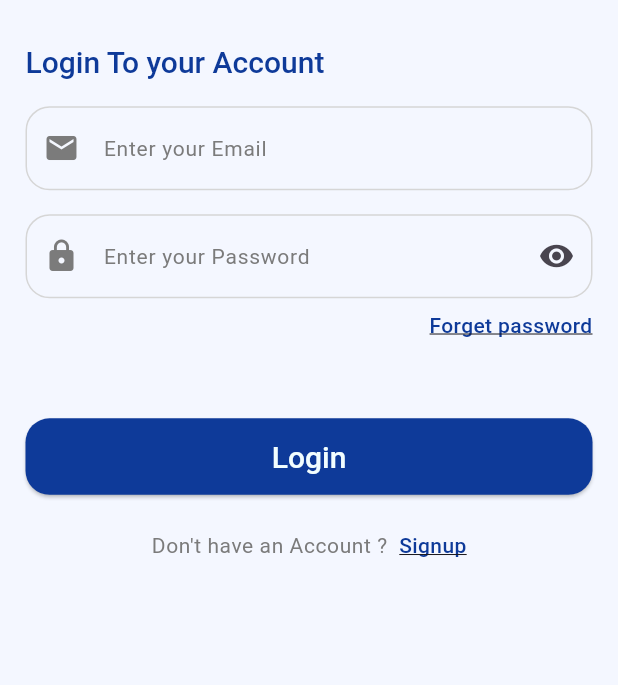
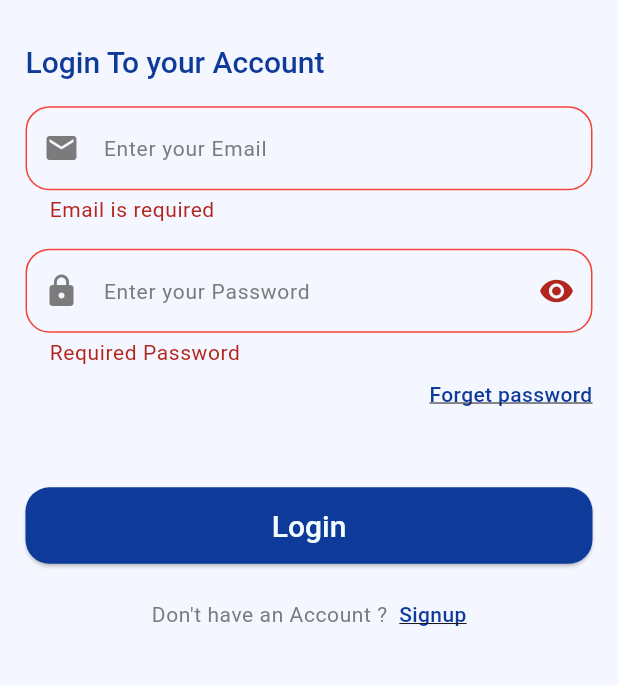
Before and after one commit to fayza-19/Eventlyapp-abbas-c20, a Flutter app: the LoginScreen screen opened by its route, after a tap on "Login", on a phone screen of 412 x 824 dp, the part 108-793 px from its top. Run offline on Flutter 3.47's test engine with Material 3 defaults, Android fonts, the phone set to English and light mode, and no system bars.

Commit message:
finished register screen ui finished login screen ui

```diff
--- /dev/null
+++ b/lib/core/vaildator/validator.dart
@@ -0,0 +1,40 @@
+class Validator {
+  static String? validname (String? input){
+    if(input == null || input.trim().isEmpty){
+      return 'Required Name';
+    }
+    else if(input.length < 6){
+      return 'Invalid Name';
+    }
+    return null ;
+  }
+  static String? validemail (String? input){
+    RegExp emailExp = RegExp(r"^[a-zA-Z0-9.a-zA-Z0-9.!#$%&'*+-/=?^_`{|}~]+@[a-zA-Z0-9]+\.[a-zA-Z]+");
+    if(input == null || input.trim().isEmpty ){
+      return "Email is required";
+    }
+    else if(!emailExp.hasMatch(input)){
+      return "Email bad format";
+    }
+    return null ;
+  }
+  static String? validpass (String? input){
+    RegExp passExp =RegExp(r'^(?=.*?[A-Z])(?=.*?[a-z])(?=.*?[0-9])(?=.*?[!@#\$&*~]).{8,}$');
+    if(input == null || input.trim().isEmpty){
+      return"Required Password";
+    }
+    else if (input.length < 6){
+      return'Password should be at least 6 chars ';
+    }
+    else if(!passExp.hasMatch(input)){
+      return'Weak Password';
+    }
+    return null;
+  }
+  // static String? validconfpass (String? input){
+  //   if(input != passExp. ){
+  //     return"Password doesn't match";
+  //   }
+  //   return null;
+  // }
+}
--- a/lib/core/widgets/custometext.dart
+++ b/lib/core/widgets/custometext.dart
@@ -3,15 +3,19 @@ import 'package:flutter/material.dart';
 import '../colors_manager.dart';
 
 class Custometext extends StatelessWidget {
-  Custometext ({required this.hinttext , this.prefixicon ,this.sufixicon});
+  Custometext ({required this.hinttext , this.prefixicon ,this.sufixicon , required this.controller, required this.Validator});
   String hinttext;
   Widget? prefixicon;
   Widget? sufixicon;
+  TextEditingController controller;
+  String? Function(String?) Validator;
 
 
   @override
   Widget build(BuildContext context) {
     return TextFormField(
+      validator: Validator,
+      controller: controller,
         decoration: InputDecoration(
           prefixIcon: prefixicon,
             hintText: hinttext,
--- a/lib/features/auth/login/login_screen.dart
+++ b/lib/features/auth/login/login_screen.dart
@@ -1,4 +1,5 @@
 import 'package:evently/core/routes_manager.dart';
+import 'package:evently/core/vaildator/validator.dart';
 import 'package:flutter/material.dart';
 
 import '../../../core/assets_manager.dart';
@@ -6,8 +7,32 @@ import '../../../core/widgets/custom_elevated_buttom.dart';
 import '../../../core/widgets/custom_text_button.dart';
 import '../../../core/widgets/custometext.dart';
 
-class LoginScreen extends StatelessWidget {
-  const LoginScreen({super.key});
+class LoginScreen extends StatefulWidget {
+   LoginScreen({super.key});
+
+  @override
+  State<LoginScreen> createState() => _LoginScreenState();
+}
+
+class _LoginScreenState extends State<LoginScreen> {
+  late TextEditingController emailcontroller  ;
+  late TextEditingController passcontroller  ;
+  GlobalKey<FormState> formkey = GlobalKey<FormState>();
+
+  @override
+  void initState() {
+    // TODO: implement initState
+    super.initState();
+    emailcontroller = TextEditingController();
+    passcontroller = TextEditingController();
+  }
+  @override
+  void dispose() {
+    emailcontroller.dispose();
+    passcontroller.dispose();
+    // TODO: implement dispose
+    super.dispose();
+  }
 
   @override
   Widget build(BuildContext context) {
@@ -15,6 +40,8 @@ class LoginScreen extends StatelessWidget {
       body: SafeArea(
         child: Padding(
           padding: const EdgeInsets.symmetric(horizontal: 17),
+          child: Form(
+            key: formkey,
             child: Column(
               crossAxisAlignment: CrossAxisAlignment.stretch,
               children: [
@@ -22,13 +49,13 @@ class LoginScreen extends StatelessWidget {
                 SizedBox(height: 30,),
                 Text('Login To your Account' , style: Theme.of(context).textTheme.headlineLarge ,)
                 ,SizedBox(height: 16,)
-              ,Custometext(hinttext: "Enter your Email",prefixicon: Icon(Icons.email),),
+                ,Custometext(Validator:Validator.validemail,controller :emailcontroller, hinttext: "Enter your Email",prefixicon: Icon(Icons.email),),
                 SizedBox(height: 16,)
-              ,Custometext(hinttext: "Enter your Password",prefixicon: Icon(Icons.lock),sufixicon: Icon(Icons.visibility),),
+                ,Custometext(Validator:Validator.validpass,controller: passcontroller,hinttext: "Enter your Password",prefixicon: Icon(Icons.lock),sufixicon: Icon(Icons.visibility),),
                 SizedBox(height: 8,),
                 CustomTextButton(text: "Forget password",textalign: TextAlign.end, ontap: (){})
                 ,SizedBox(height: 52,),
-              CustomElevatedButtom(title: 'Login', onpress: (){}) ,             SizedBox(height: 24,),
+                CustomElevatedButtom(title: 'Login', onpress: login) ,             SizedBox(height: 24,),
                 Row(
                   mainAxisAlignment: MainAxisAlignment.center,
                   children: [
@@ -43,7 +70,11 @@ class LoginScreen extends StatelessWidget {
             ),
           ),
         ),
+      ),
 
     );
   }
+  void login() {
+    if (formkey.currentState!.validate() == false) return;
   }
+}
--- a/lib/main.dart
+++ b/lib/main.dart
@@ -14,7 +14,7 @@ class Evently extends StatelessWidget {
   Widget build(BuildContext context) {
     return MaterialApp(
       debugShowCheckedModeBanner: false,
-      initialRoute: RoutesManager.loginscreen,
+      initialRoute: RoutesManager.registerscreen,
       onGenerateRoute: RoutesManager.getRoute,
       theme:ThemeManager.light ,
       darkTheme: ThemeManager.dark,
```
Also changed, not shown: lib/features/auth/register/register_screen.dart (+57 -7 lines). Lines whose indentation alone changed are shown as unchanged.
